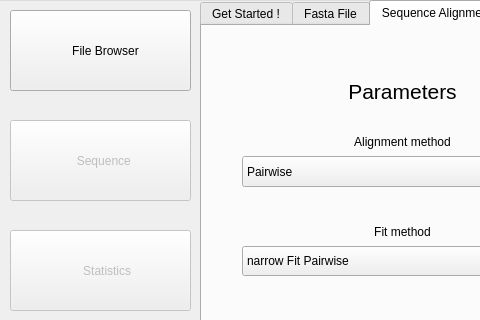
Qt form scripts/Qt/main.ui (tahiri-lab/iPhyloGeo_plus_plus) before a commit; both pictures show x 0 to 480 and y 99 to 419 of the 1143 by 670 pixel window.
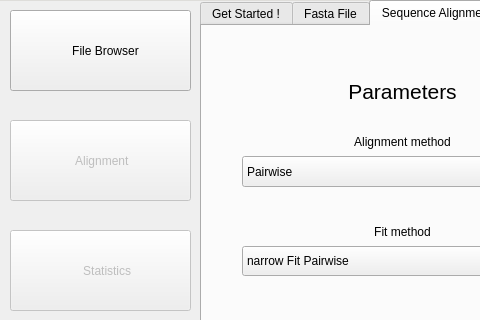
The same form after that commit. Icons and pictures are not drawn.

Patch:
```diff
--- a/scripts/Qt/main.ui
+++ b/scripts/Qt/main.ui
@@ -852,7 +852,7 @@
         </rect>
        </property>
        <property name="text">
-        <string>  Sequence</string>
+        <string> Alignment</string>
        </property>
        <property name="icon">
         <iconset resource="../../img/resources.qrc">
```
